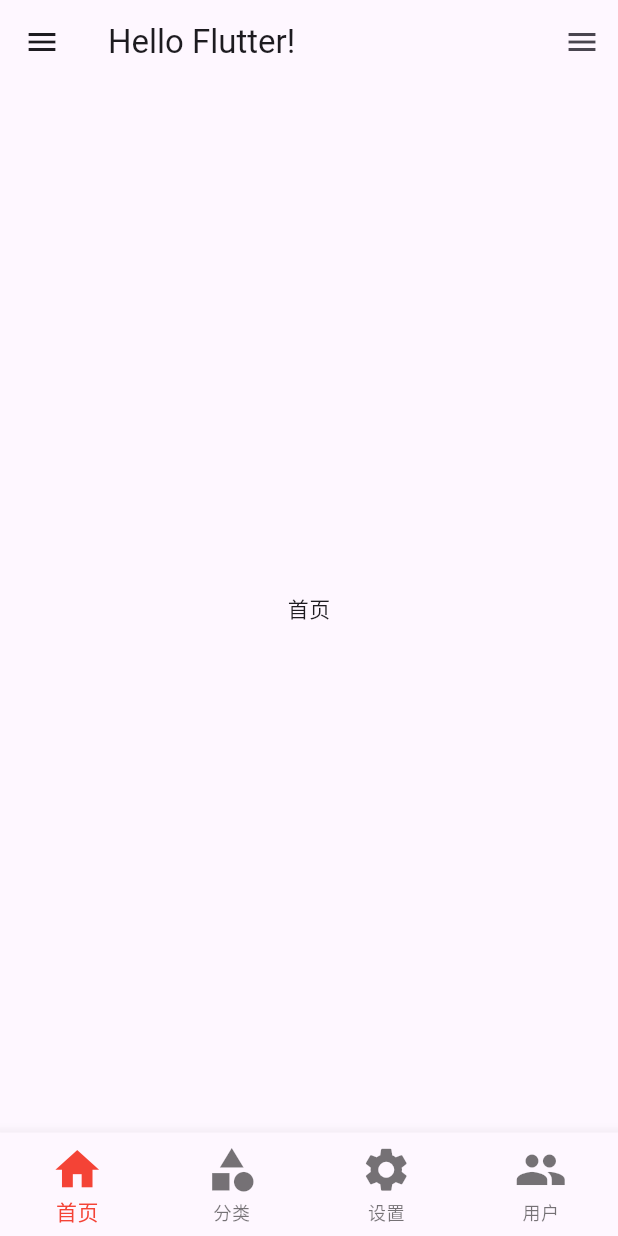
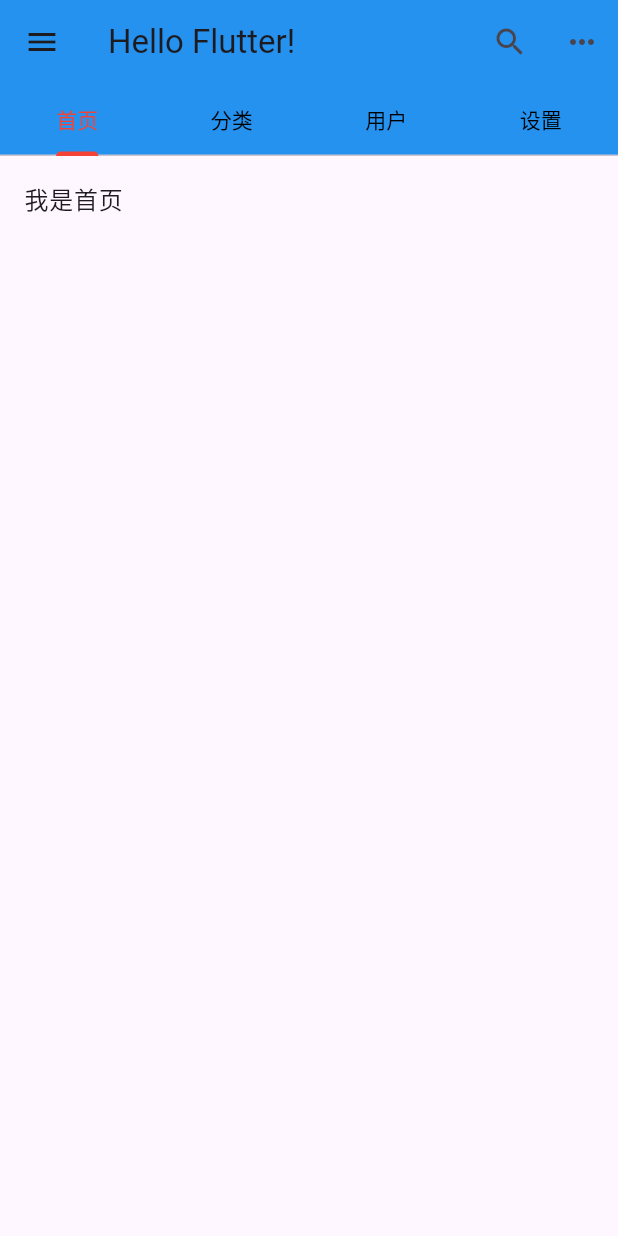
Before and after one commit to coder-zrl/flutter_demo, a Flutter app: the screen it shows after launch, on a phone screen of 412 x 824 dp. Run offline on Flutter 3.47's test engine with Material 3 defaults, Android fonts, the phone set to English and light mode, and no system bars.

Commit message:
feat: AppBar & TabBar & TabBarView 横向滑动导航栏

```diff
--- /dev/null
+++ b/lib/data/flutter13_appBar_tabBar_tabBarView.dart
@@ -0,0 +1,95 @@
+import 'package:flutter/material.dart';
+import 'package:flutter_demo/pages/tabs/category.dart';
+import 'package:flutter_demo/pages/tabs/home.dart';
+import 'package:flutter_demo/pages/tabs/settings.dart';
+import 'package:flutter_demo/pages/tabs/user.dart';
+
+class MyApp extends StatefulWidget {
+  const MyApp({super.key});
+
+  @override
+  State<MyApp> createState() => _MyAppState();
+}
+
+// 需要实现 SingleTickerProviderStateMixin
+// 如果要缓存当前浏览游标位置，需要实现AutomatedKeepAliveClientMixin，可以自行封装一个组件
+class _MyAppState extends State<MyApp> with SingleTickerProviderStateMixin {
+  late TabController _tabController;
+  @override
+  void initState() {
+    super.initState();
+    _tabController = TabController(length: 4, vsync: this);
+    // 监听_tabController的索引改变
+    _tabController.addListener(() {
+      print('当前索引：${_tabController.index}');
+      // 老版可以通过这种方式获取当前索引
+      if (_tabController.animation!.value == _tabController.index) {
+        print('当前精确索引：${_tabController.index}');
+      }
+    });
+  }
+
+  // 组件销毁时调用
+  @override
+  void dispose() {
+    super.dispose();
+  }
+
+  List<String> list = [];
+
+  @override
+  Widget build(BuildContext context) {
+    return Scaffold(
+      appBar: AppBar(
+        elevation: 1, // 阴影
+        leading: IconButton(
+          // 左侧的按钮
+          icon: Icon(Icons.menu),
+          onPressed: () {
+            print("点击左侧按钮");
+          },
+        ),
+        backgroundColor: Colors.blue,
+        title: const Text("Hello Flutter!"),
+        actions: [
+          // 右侧的按钮
+          IconButton(
+            icon: Icon(Icons.search),
+            onPressed: () {
+              print("搜索图标");
+            },
+          ),
+          IconButton(
+            icon: Icon(Icons.more_horiz),
+            onPressed: () {
+              print("更多");
+            },
+          ),
+        ],
+        bottom: TabBar(
+          // 其他一些奇奇怪怪的属性这里就先不介绍了
+          indicatorColor: Colors.red, // 底部指示器颜色
+          labelColor: Colors.red,
+          unselectedLabelColor: Colors.black, // 未选中的文字颜色
+          indicatorSize: TabBarIndicatorSize.label, // 指示器大小
+          controller: _tabController,
+          tabs: [
+            Tab(text: "首页"),
+            Tab(text: "分类"),
+            Tab(text: "用户"),
+            Tab(text: "设置"),
+          ],
+        ),
+      ),
+      body: TabBarView(
+        controller: _tabController,
+        children: [
+          ListView(children: [ListTile(title: Text("我是首页"))]),
+          ListView(children: [ListTile(title: Text("我是分类"))]),
+          ListView(children: [ListTile(title: Text("我是用户"))]),
+          ListView(children: [ListTile(title: Text("我是设置"))]),
+        ],
+      ),
+    );
+  }
+}
--- a/lib/main.dart
+++ b/lib/main.dart
@@ -1,14 +1,14 @@
 // importM
 import 'package:flutter/material.dart';
-
-import './data/flutter12_drawer.dart';
+import 'package:flutter_demo/data/flutter13_appBar_tabBar_tabBarView.dart';
 
 void main() {
   runApp(
     // 所有的Flutter应用都需要MaterialApp包裹
     MaterialApp(
+      debugShowCheckedModeBanner: false, // 去掉debug图标
       theme: ThemeData(primarySwatch: Colors.blue),
-      home: Tabs()
+      home: MyApp()
     ),
   );
 }
```
